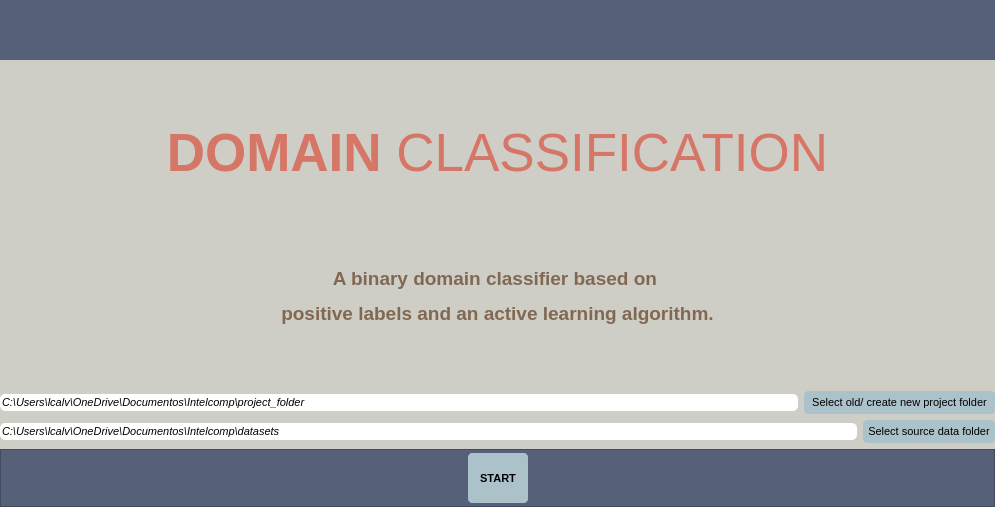
This is UIs/menuConfig.ui in IntelCompH2020/domain_classification as Qt 5 draws it before an edit. The edited form follows.
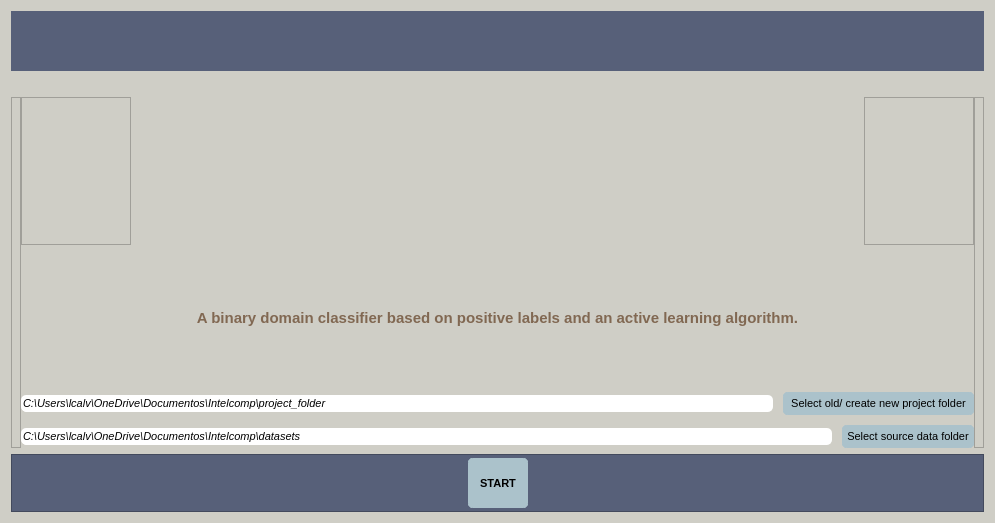
This is the edited form. Icons and pictures are not drawn.

Commit message: Menu config updated to include logo.

The edit to the form file:
```diff
--- a/UIs/menuConfig.ui
+++ b/UIs/menuConfig.ui
@@ -7,7 +7,7 @@
     <x>0</x>
     <y>0</y>
     <width>995</width>
-    <height>507</height>
+    <height>523</height>
    </rect>
   </property>
   <property name="windowTitle">
@@ -16,19 +16,9 @@
   <property name="styleSheet">
    <string notr="true">background-color: #CFCEC6;</string>
   </property>
-  <layout class="QVBoxLayout" name="verticalLayout_2">
-   <property name="leftMargin">
-    <number>0</number>
-   </property>
-   <property name="topMargin">
-    <number>0</number>
-   </property>
-   <property name="rightMargin">
-    <number>0</number>
-   </property>
-   <property name="bottomMargin">
-    <number>0</number>
-   </property>
+  <layout class="QVBoxLayout" name="verticalLayout_5">
+   <item>
+    <layout class="QVBoxLayout" name="verticalLayout_4">
    <item>
     <widget class="QFrame" name="frame_top_btns">
      <property name="sizePolicy">
@@ -74,7 +64,77 @@
     </spacer>
    </item>
    <item>
-    <widget class="QLabel" name="label_title">
+      <layout class="QHBoxLayout" name="horizontalLayout_6">
+       <property name="spacing">
+        <number>0</number>
+       </property>
+       <item>
+        <widget class="QFrame" name="frame_3">
+         <property name="sizePolicy">
+          <sizepolicy hsizetype="Fixed" vsizetype="Preferred">
+           <horstretch>0</horstretch>
+           <verstretch>0</verstretch>
+          </sizepolicy>
+         </property>
+         <property name="minimumSize">
+          <size>
+           <width>10</width>
+           <height>0</height>
+          </size>
+         </property>
+         <property name="maximumSize">
+          <size>
+           <width>10</width>
+           <height>16777215</height>
+          </size>
+         </property>
+         <property name="frameShape">
+          <enum>QFrame::StyledPanel</enum>
+         </property>
+         <property name="frameShadow">
+          <enum>QFrame::Raised</enum>
+         </property>
+        </widget>
+       </item>
+       <item>
+        <layout class="QVBoxLayout" name="verticalLayout_3">
+         <item>
+          <layout class="QVBoxLayout" name="verticalLayout">
+           <item>
+            <layout class="QHBoxLayout" name="horizontalLayout_5">
+             <property name="spacing">
+              <number>0</number>
+             </property>
+             <item>
+              <widget class="QFrame" name="frame_4">
+               <property name="sizePolicy">
+                <sizepolicy hsizetype="Fixed" vsizetype="Preferred">
+                 <horstretch>0</horstretch>
+                 <verstretch>0</verstretch>
+                </sizepolicy>
+               </property>
+               <property name="minimumSize">
+                <size>
+                 <width>110</width>
+                 <height>0</height>
+                </size>
+               </property>
+               <property name="maximumSize">
+                <size>
+                 <width>10</width>
+                 <height>16777215</height>
+                </size>
+               </property>
+               <property name="frameShape">
+                <enum>QFrame::StyledPanel</enum>
+               </property>
+               <property name="frameShadow">
+                <enum>QFrame::Raised</enum>
+               </property>
+              </widget>
+             </item>
+             <item>
+              <widget class="QLabel" name="label">
      <property name="sizePolicy">
       <sizepolicy hsizetype="Minimum" vsizetype="Minimum">
        <horstretch>0</horstretch>
@@ -83,29 +143,53 @@
      </property>
      <property name="minimumSize">
       <size>
-       <width>0</width>
+                 <width>20</width>
        <height>20</height>
       </size>
      </property>
-     <property name="font">
-      <font>
-       <family>Segoe UI</family>
-       <pointsize>40</pointsize>
-      </font>
-     </property>
-     <property name="styleSheet">
-      <string notr="true">color: rgb(254, 121, 199);</string>
-     </property>
      <property name="text">
-      <string>&lt;html&gt;&lt;head/&gt;&lt;body&gt;&lt;p&gt;&lt;span style=&quot; font-weight:600; color:#d67667;&quot;&gt;DOMAIN &lt;/span&gt;&lt;span style=&quot; color:#d67667;&quot;&gt;CLASSIFICATION&lt;/span&gt;&lt;/p&gt;&lt;/body&gt;&lt;/html&gt;</string>
-     </property>
-     <property name="alignment">
-      <set>Qt::AlignCenter</set>
-     </property>
+                <string/>
+               </property>
+               <property name="pixmap">
+                <pixmap>../../../Downloads/dc_logo.png</pixmap>
+               </property>
+               <property name="scaledContents">
+                <bool>true</bool>
+               </property>
     </widget>
    </item>
    <item>
-    <widget class="QLabel" name="label_description">
+              <widget class="QFrame" name="frame_5">
+               <property name="sizePolicy">
+                <sizepolicy hsizetype="Fixed" vsizetype="Preferred">
+                 <horstretch>0</horstretch>
+                 <verstretch>0</verstretch>
+                </sizepolicy>
+               </property>
+               <property name="minimumSize">
+                <size>
+                 <width>110</width>
+                 <height>0</height>
+                </size>
+               </property>
+               <property name="maximumSize">
+                <size>
+                 <width>10</width>
+                 <height>16777215</height>
+                </size>
+               </property>
+               <property name="frameShape">
+                <enum>QFrame::StyledPanel</enum>
+               </property>
+               <property name="frameShadow">
+                <enum>QFrame::Raised</enum>
+               </property>
+              </widget>
+             </item>
+            </layout>
+           </item>
+           <item>
+            <widget class="QLabel" name="label_description_2">
      <property name="font">
       <font>
        <family>Segoe UI</family>
@@ -116,28 +200,20 @@
       <string notr="true">color: rgb(98, 114, 164);</string>
      </property>
      <property name="text">
-      <string>&lt;html&gt;&lt;head/&gt;&lt;body&gt;&lt;p&gt;&lt;span style=&quot; font-weight:600; color:#816852;&quot;&gt;A binary domain classifier based on &lt;/span&gt;&lt;/p&gt;&lt;p&gt;&lt;span style=&quot; font-weight:600; color:#816852;&quot;&gt;positive labels and an active learning algorithm.&lt;/span&gt;&lt;/p&gt;&lt;/body&gt;&lt;/html&gt;</string>
+              <string>&lt;html&gt;&lt;head/&gt;&lt;body&gt;&lt;p&gt;&lt;span style=&quot; font-size:11pt; font-weight:600; color:#816852;&quot;&gt;A binary domain classifier based on positive labels and an active learning algorithm.&lt;/span&gt;&lt;/p&gt;&lt;/body&gt;&lt;/html&gt;</string>
      </property>
      <property name="alignment">
       <set>Qt::AlignCenter</set>
      </property>
     </widget>
    </item>
-   <item>
-    <layout class="QVBoxLayout" name="verticalLayout">
-     <item>
-      <spacer name="horizontalSpacer">
-       <property name="orientation">
-        <enum>Qt::Horizontal</enum>
-       </property>
-       <property name="sizeHint" stdset="0">
-        <size>
-         <width>40</width>
-         <height>20</height>
-        </size>
-       </property>
-      </spacer>
-     </item>
+          </layout>
+         </item>
+         <item>
+          <layout class="QVBoxLayout" name="verticalLayout_2">
+           <property name="spacing">
+            <number>10</number>
+           </property>
      <item>
       <layout class="QHBoxLayout" name="horizontalLayout_2">
        <item>
@@ -271,6 +347,40 @@
          </property>
          <property name="text">
           <string>Select source data folder</string>
+               </property>
+              </widget>
+             </item>
+            </layout>
+           </item>
+          </layout>
+         </item>
+        </layout>
+       </item>
+       <item>
+        <widget class="QFrame" name="frame_2">
+         <property name="sizePolicy">
+          <sizepolicy hsizetype="Fixed" vsizetype="Preferred">
+           <horstretch>0</horstretch>
+           <verstretch>0</verstretch>
+          </sizepolicy>
+         </property>
+         <property name="minimumSize">
+          <size>
+           <width>10</width>
+           <height>0</height>
+          </size>
+         </property>
+         <property name="maximumSize">
+          <size>
+           <width>10</width>
+           <height>16777215</height>
+          </size>
+         </property>
+         <property name="frameShape">
+          <enum>QFrame::StyledPanel</enum>
+         </property>
+         <property name="frameShadow">
+          <enum>QFrame::Raised</enum>
          </property>
         </widget>
        </item>
```
Lines whose indentation alone changed are shown as unchanged.
